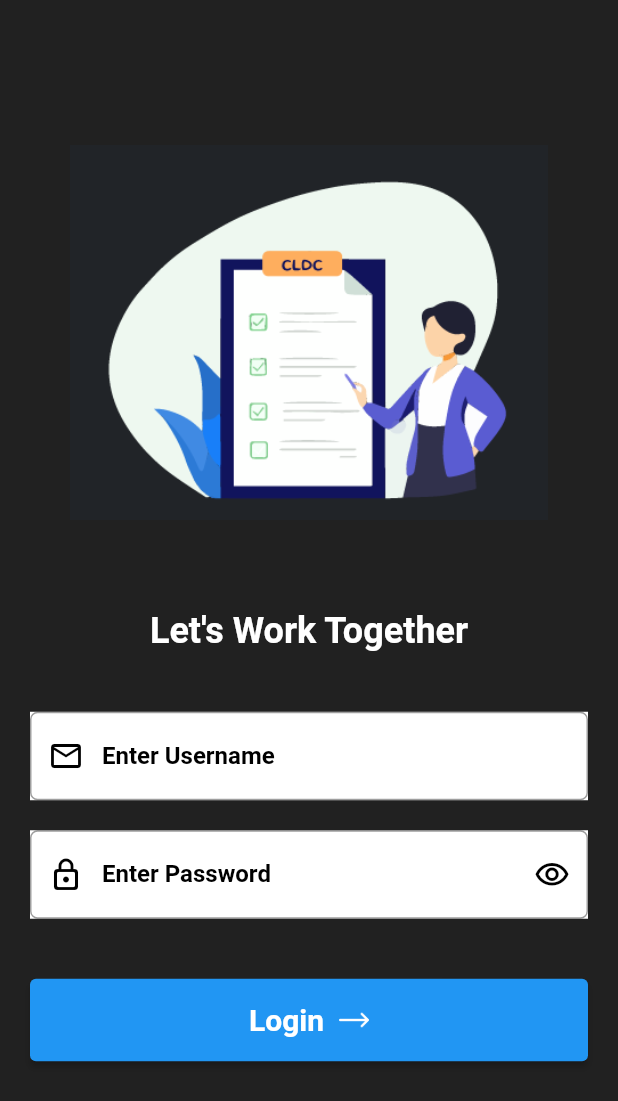
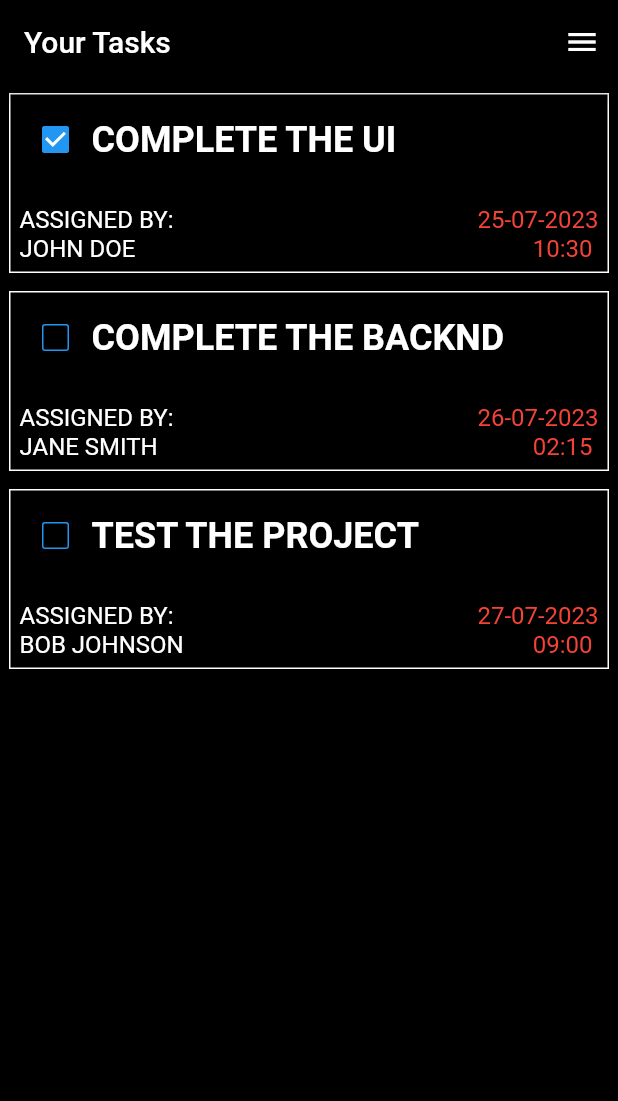
Before and after one commit to Rishivachhani2003/CLDC_Project, a Flutter app: the screen it shows after launch, on a phone screen of 412 x 824 dp. Shown: the top 1101 px of the screen. Run offline on Flutter 3.47's test engine with Material 2 defaults, Android fonts, the phone set to English and light mode, and no system bars.

Commit message:
after adding the task screen

```diff
--- a/lib/main.dart
+++ b/lib/main.dart
@@ -1,5 +1,7 @@
 import 'package:cldc/screens/login_cldc.dart';
+import 'package:cldc/screens/task_screen.dart';
 import 'package:flutter/material.dart';
+// import 'package:cldc/screens/task_screen.dart'
 
 void main() {
   runApp(const MyApp());
@@ -12,7 +14,9 @@ class MyApp extends StatelessWidget {
   @override
   Widget build(BuildContext context) {
     return MaterialApp(
-
       debugShowCheckedModeBanner: false,
-      home:login_cldc(),
-    );}}
+      // home:task_screen.dart(),
+      home: task_screen(),
+    );
+  }
+}
--- /dev/null
+++ b/lib/screens/task_screen.dart
@@ -0,0 +1,153 @@
+import 'package:flutter/material.dart';
+import 'package:intl/intl.dart';
+
+class Task {
+  String title;
+  String assignee;
+  DateTime dateTime;
+  bool isCompleted;
+  Task(this.title, this.assignee, this.dateTime, this.isCompleted);
+}
+
+class task_screen extends StatefulWidget {
+  const task_screen({Key? key}) : super(key: key);
+
+  @override
+  State<task_screen> createState() => _task_screenState();
+}
+
+class _task_screenState extends State<task_screen> {
+  List<Task> tasks = [
+    Task('Complete the ui ', 'John Doe', DateTime(2023, 07, 25, 10, 30), true),
+    Task('Complete the backnd ', 'Jane Smith', DateTime(2023, 07, 26, 14, 15),
+        false),
+    Task('Test the project ', 'Bob Johnson', DateTime(2023, 07, 27, 09, 00),
+        false),
+  ];
+
+  @override
+  Widget build(BuildContext context) {
+    return Scaffold(
+      appBar: AppBar(
+        backgroundColor: Colors.black,
+        title: Text('Your Tasks', style: TextStyle(color: Colors.white)),
+        actions: [
+          IconButton(
+            icon: Icon(Icons.menu),
+            onPressed: () {
+              // Open the side drawer or handle the menu action
+            },
+          ),
+        ],
+      ),
+      body: Container(
+        color: Colors.black,
+        child: ListView.builder(
+          itemCount: tasks.length,
+          itemBuilder: (context, index) {
+            Task task = tasks[index];
+            return Expanded(
+              child: Container(
+                margin: EdgeInsets.all(6),
+                padding: EdgeInsets.all(6),
+                decoration: BoxDecoration(
+                  border: Border.all(color: Colors.white),
+                ),
+                child: Column(
+                  crossAxisAlignment: CrossAxisAlignment.start,
+                  children: [
+                    Row(
+                      children: [
+                        Checkbox(
+                            shape: RoundedRectangleBorder(
+                              borderRadius: BorderRadius.circular(2.0),
+                            ),
+                            side: MaterialStateBorderSide.resolveWith(
+                              (states) =>
+                                  BorderSide(width: 1.0, color: Colors.blue),
+                            ),
+                            value: task.isCompleted,
+                            onChanged: (val) {
+                              setState(() {
+                                task.isCompleted = val!;
+                              });
+                            }),
+                        Text(
+                          task.title.toUpperCase(), // Convert to uppercase
+                          style: TextStyle(
+                            color: Colors.white,
+                            fontWeight: FontWeight.bold,
+                            fontSize: 24, // Increase font size of the title
+                          ),
+                        ),
+                      ],
+                    ),
+                    SizedBox(
+                        height: 20), // Add spacing between title and assignee
+                    Row(
+                      children: [
+                        Expanded(
+                          child: Column(
+                            crossAxisAlignment: CrossAxisAlignment.start,
+                            children: [
+                              SizedBox(width: 4),
+                              Text(
+                                'Assigned by:'
+                                    .toUpperCase(), // Convert to uppercase
+                                style: TextStyle(
+                                  color: Colors.white,
+                                  fontSize: 16,
+                                ),
+                              ),
+                              SizedBox(width: 4),
+                              Text(
+                                task.assignee
+                                    .toUpperCase(), // Convert to uppercase
+                                style: TextStyle(
+                                  color: Colors.white,
+                                  fontSize: 16,
+                                ),
+                              ),
+                            ],
+                          ),
+                        ),
+                        Expanded(
+                          child: Column(
+                            crossAxisAlignment: CrossAxisAlignment.end,
+                            children: [
+                              SizedBox(width: 4),
+                              Text(
+                                DateFormat('dd-MM-yyyy')
+                                    .format(task.dateTime)
+                                    .toUpperCase(),
+                                // Format dateTime to display just the date
+                                style: TextStyle(
+                                  color: Colors.red,
+                                  fontSize: 16,
+                                ),
+                              ),
+                              Text(
+                                DateFormat('KK:mm ')
+                                    .format(task.dateTime)
+                                    .toUpperCase(),
+                                // Format dateTime to display just the date
+                                style: TextStyle(
+                                  color: Colors.red,
+                                  fontSize: 16,
+                                ),
+                              ),
+                            ],
+                          ),
+                        ),
+                      ],
+                    ),
+                  ],
+                ),
+              ),
+            );
+          },
+        ),
+      ),
+    );
+  }
+}
--- a/pubspec.yaml
+++ b/pubspec.yaml
@@ -34,6 +34,7 @@ dependencies:
   # The following adds the Cupertino Icons font to your application.
   # Use with the CupertinoIcons class for iOS style icons.
   cupertino_icons: ^1.0.2
+  intl: ^0.18.1
 
 dev_dependencies:
   flutter_test:
```
Also changed, not shown: pubspec.lock.
